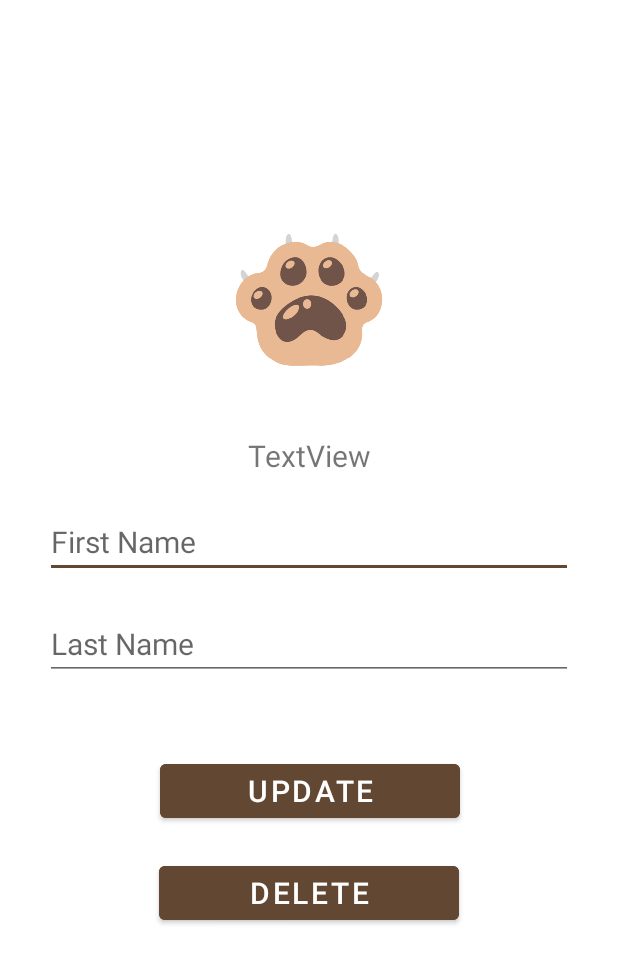
After one commit to dssalaza/W23_G7_pawpaw, an Android app: the layout activity_update_user_profile.xml on its own in the app's theme, with its tools: preview values and no code run, on a phone screen of 412 x 824 dp. The commit adds this screen. Shown: the top 963 px of the screen. Run offline under Robolectric (Android 15) with nearby library versions, the phone set to English and light mode, and no system bars; Roboto replaces fonts that are not available here.

Commit message:
User Profile Read, Update, Delete

```diff
--- /dev/null
+++ b/app/src/main/res/layout/activity_update_user_profile.xml
@@ -0,0 +1,102 @@
+<?xml version="1.0" encoding="utf-8"?>
+<androidx.constraintlayout.widget.ConstraintLayout xmlns:android="http://schemas.android.com/apk/res/android"
+    xmlns:app="http://schemas.android.com/apk/res-auto"
+    xmlns:tools="http://schemas.android.com/tools"
+    android:layout_width="match_parent"
+    android:layout_height="match_parent"
+    tools:context=".UpdateUserProfileActivity">
+
+    <TextView
+        android:id="@+id/txtViewEmail"
+        android:layout_width="wrap_content"
+        android:layout_height="wrap_content"
+        android:layout_marginStart="30dp"
+        android:layout_marginTop="40dp"
+        android:layout_marginEnd="30dp"
+        android:text="TextView"
+        android:textSize="20sp"
+        app:layout_constraintEnd_toEndOf="parent"
+        app:layout_constraintStart_toStartOf="parent"
+        app:layout_constraintTop_toBottomOf="@+id/imgViewUpdate" />
+
+    <EditText
+        android:id="@+id/editTextFname"
+        android:layout_width="match_parent"
+        android:layout_height="wrap_content"
+        android:layout_marginStart="30dp"
+        android:layout_marginTop="20dp"
+        android:layout_marginEnd="30dp"
+        android:ems="10"
+        android:hint="First Name"
+        android:inputType="textPersonName"
+        android:textSize="20sp"
+        app:layout_constraintEnd_toEndOf="parent"
+        app:layout_constraintStart_toStartOf="parent"
+        app:layout_constraintTop_toBottomOf="@+id/txtViewEmail" />
+
+    <EditText
+        android:id="@+id/editTextLname"
+        android:layout_width="match_parent"
+        android:layout_height="wrap_content"
+        android:layout_marginStart="30dp"
+        android:layout_marginTop="20dp"
+        android:layout_marginEnd="30dp"
+        android:ems="10"
+        android:hint="Last Name"
+        android:inputType="textPersonName"
+        android:textSize="20sp"
+        app:layout_constraintEnd_toEndOf="parent"
+        app:layout_constraintStart_toStartOf="parent"
+        app:layout_constraintTop_toBottomOf="@+id/editTextFname" />
+
+
+    <Button
+        android:id="@+id/btnUpdateUser"
+        android:layout_width="200dp"
+        android:layout_height="wrap_content"
+        android:layout_marginTop="50dp"
+        android:backgroundTint="@color/brown"
+        android:text="Update"
+        android:textSize="20sp"
+
+        app:layout_constraintEnd_toEndOf="parent"
+        app:layout_constraintHorizontal_bias="0.502"
+        app:layout_constraintStart_toStartOf="parent"
+        app:layout_constraintTop_toBottomOf="@+id/editTextLname" />
+
+    <Button
+        android:id="@+id/btnDeleteUser"
+        android:layout_width="200dp"
+        android:layout_height="wrap_content"
+        android:layout_marginTop="20dp"
+        android:backgroundTint="@color/brown"
+        android:text="Delete"
+        android:textSize="20sp"
+        app:layout_constraintEnd_toEndOf="parent"
+        app:layout_constraintStart_toStartOf="parent"
+        app:layout_constraintTop_toBottomOf="@+id/btnUpdateUser" />
+
+    <ImageView
+        android:id="@+id/imgViewUpdate"
+        android:layout_width="150dp"
+        android:layout_height="100dp"
+        android:layout_marginTop="150dp"
+        app:layout_constraintEnd_toEndOf="parent"
+        app:layout_constraintStart_toStartOf="parent"
+        app:layout_constraintTop_toTopOf="parent"
+        app:srcCompat="@drawable/paw"
+        tools:srcCompat="@drawable/paw" />
+
+    <EditText
+        android:id="@+id/editTextFireBaseIdinUpdate"
+        android:layout_width="94dp"
+        android:layout_height="18dp"
+        android:ems="10"
+        android:inputType="textPersonName"
+        android:text="Name"
+        android:visibility="invisible"
+        app:layout_constraintEnd_toStartOf="@+id/imgViewUpdate"
+        app:layout_constraintStart_toStartOf="parent"
+        app:layout_constraintTop_toTopOf="parent" />
+
+</androidx.constraintlayout.widget.ConstraintLayout>
--- a/app/src/main/res/menu/side_navigation.xml
+++ b/app/src/main/res/menu/side_navigation.xml
@@ -13,7 +13,7 @@
             android:title="@string/itemHome"/>
 
         <item
-            android:id="@+id/nav_me"
+            android:id="@+id/nav_myProfile"
             android:icon="@drawable/baseline_person_24"
             android:title="@string/itemMyProfile" />
 
```
Also changed, not shown: app/src/main/java/com/example/petgrooming/DatabaseHelper.java (+56 -11 lines), app/src/main/java/com/example/petgrooming/HomeScreenMainActivity.java (+2 -21 lines), app/src/main/java/com/example/petgrooming/LoginActivity.java (+7 -4 lines), app/src/main/java/com/example/petgrooming/NavigationBar.java (+14 -13 lines), app/src/main/java/com/example/petgrooming/UpdateUserProfileActivity.java (added, +78 -0 lines), 1 other file.
